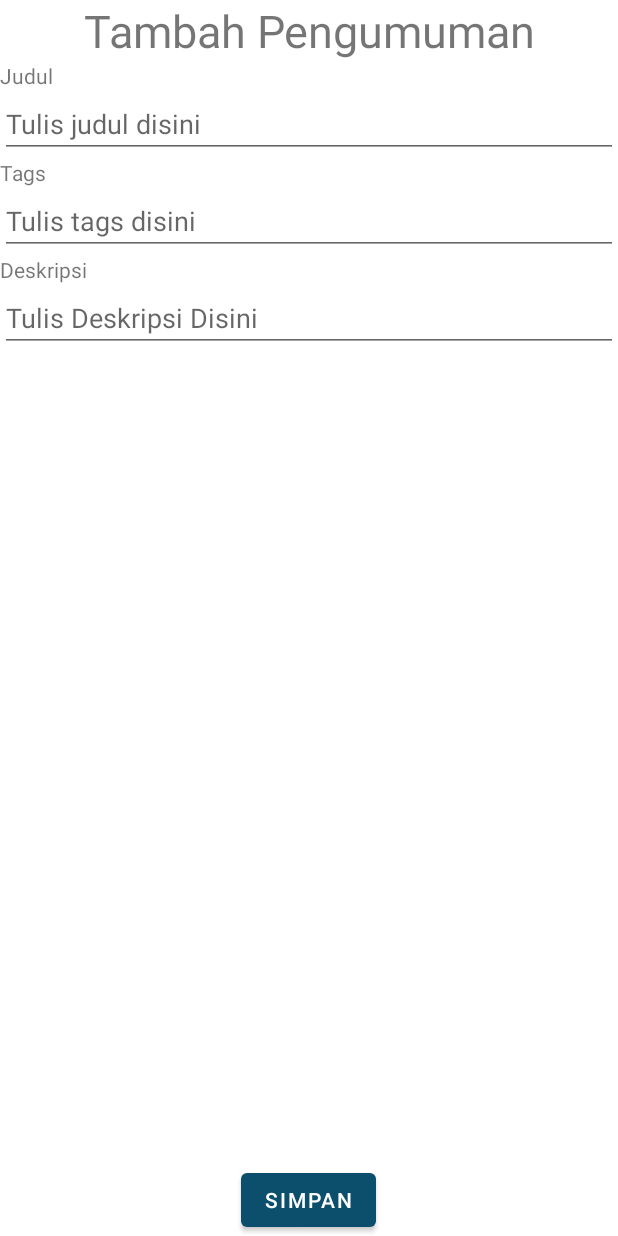
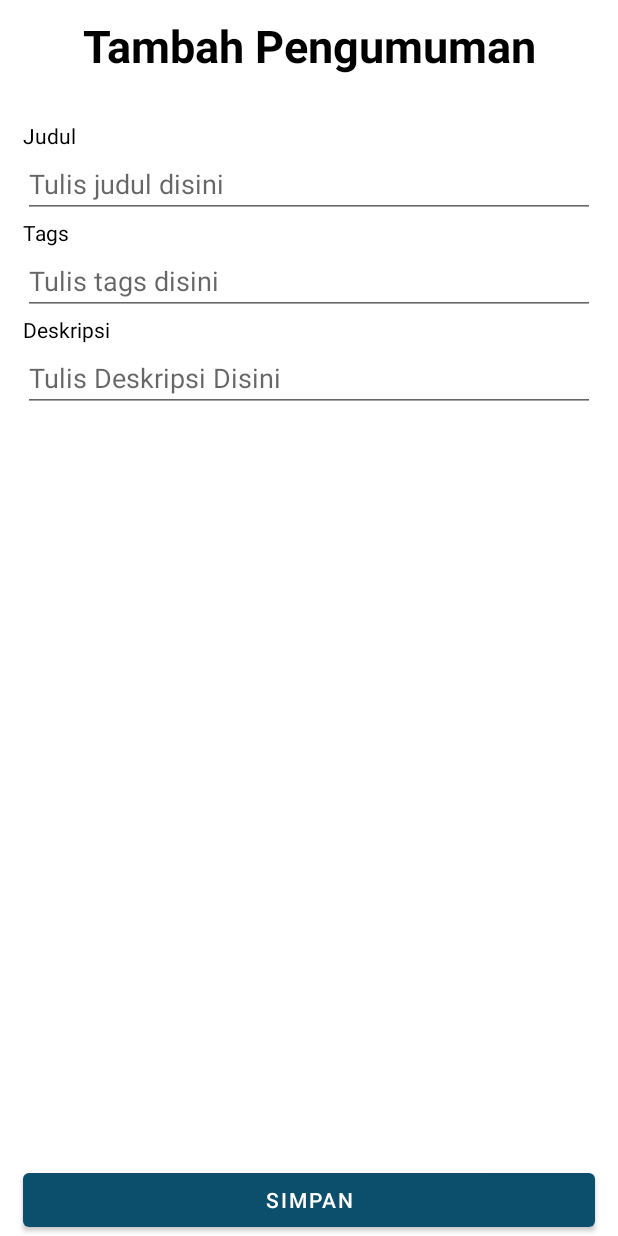
Before and after one commit to erwindrsno/IF-Portal, an Android app: the fragment BuatPengumumanFragment placed in its activity, on a phone screen of 412 x 824 dp. Run offline under Robolectric (Android 15) with nearby library versions, the phone set to English and light mode, and no system bars; our stand-ins replace Volley.

Commit message:
Text color dkk

```diff
--- a/TuBes02/app/src/main/java/FiturAdmin/HomeAdminFragment.java
+++ b/TuBes02/app/src/main/java/FiturAdmin/HomeAdminFragment.java
@@ -34,6 +34,10 @@
     }
 
     private void onclick(View view) {
-
+        if(view.getId() == this.binding.btnAddUser.getId()){
+            Bundle result = new Bundle();
+            result.putString("page","add_user");
+            this.getParentFragmentManager().setFragmentResult("changePage",result);
+        }
     }
 }
--- a/TuBes02/app/src/main/res/layout/fragment_buat_pengumuman.xml
+++ b/TuBes02/app/src/main/res/layout/fragment_buat_pengumuman.xml
@@ -6,26 +6,37 @@
     android:orientation="vertical">
     <LinearLayout
         android:layout_width="match_parent"
-        android:layout_height="wrap_content">
+        android:layout_height="wrap_content"
+        >
         <TextView
             android:layout_width="match_parent"
             android:layout_height="match_parent"
             android:text="Tambah Pengumuman"
             android:textAlignment="center"
-            android:textSize="30dp"
+            android:textSize="30sp"
+            android:layout_marginTop="10dp"
+            android:textColor="@color/normal_text"
+            android:textStyle="bold"
             />
     </LinearLayout>
     <LinearLayout
         android:layout_width="match_parent"
-        android:layout_height="wrap_content">
+        android:layout_height="wrap_content"
+        android:layout_marginTop="30dp"
+        android:layout_marginLeft="15dp"
+        android:layout_marginRight="15dp"
+        >
         <TextView
             android:layout_width="match_parent"
             android:layout_height="match_parent"
-            android:text="Judul"/>
+            android:text="Judul"
+            android:textColor="@color/normal_text"/>
     </LinearLayout>
     <LinearLayout
         android:layout_width="match_parent"
-        android:layout_height="wrap_content">
+        android:layout_height="wrap_content"
+        android:layout_marginLeft="15dp"
+        android:layout_marginRight="15dp">
 
         <EditText
             android:layout_width="match_parent"
@@ -35,15 +46,20 @@
     </LinearLayout>
     <LinearLayout
         android:layout_width="match_parent"
-        android:layout_height="wrap_content">
+        android:layout_height="wrap_content"
+        android:layout_marginLeft="15dp"
+        android:layout_marginRight="15dp">
         <TextView
             android:layout_width="match_parent"
             android:layout_height="match_parent"
+            android:textColor="@color/normal_text"
             android:text="Tags"/>
     </LinearLayout>
     <LinearLayout
         android:layout_width="match_parent"
-        android:layout_height="wrap_content">
+        android:layout_height="wrap_content"
+        android:layout_marginLeft="15dp"
+        android:layout_marginRight="15dp">
 
         <EditText
             android:layout_width="match_parent"
@@ -53,15 +69,20 @@
     </LinearLayout>
     <LinearLayout
         android:layout_width="match_parent"
-        android:layout_height="wrap_content">
+        android:layout_height="wrap_content"
+        android:layout_marginLeft="15dp"
+        android:layout_marginRight="15dp">
         <TextView
             android:layout_width="match_parent"
             android:layout_height="match_parent"
-            android:text="Deskripsi"/>
+            android:text="Deskripsi"
+            android:textColor="@color/normal_text"/>
     </LinearLayout>
     <LinearLayout
         android:layout_width="match_parent"
-        android:layout_height="wrap_content">
+        android:layout_height="wrap_content"
+        android:layout_marginLeft="15dp"
+        android:layout_marginRight="15dp">
 
         <EditText
             android:layout_width="match_parent"
@@ -69,17 +90,22 @@
             android:hint="Tulis Deskripsi Disini"
             />
     </LinearLayout>
-    <RelativeLayout
+    <LinearLayout
         android:layout_width="match_parent"
-        android:layout_height="match_parent"
+        android:layout_height="0dip"
+        android:layout_weight="1"
+        android:gravity="center|bottom"
         >
         <Button
             android:layout_width="wrap_content"
             android:layout_height="wrap_content"
             android:text="Simpan"
+            android:layout_weight="1"
             android:layout_centerHorizontal="true"
-            android:layout_alignParentBottom="true"/>
+            android:layout_alignParentBottom="true"
+            android:layout_marginLeft="15dp"
+            android:layout_marginRight="15dp"/>
 
-    </RelativeLayout>
+    </LinearLayout>
 
 </LinearLayout>
--- a/TuBes02/app/src/main/res/layout/fragment_drawer.xml
+++ b/TuBes02/app/src/main/res/layout/fragment_drawer.xml
@@ -8,7 +8,8 @@
     <ListView
         android:id="@+id/lv_menu"
         android:layout_width="match_parent"
-        android:layout_height="match_parent">
+        android:layout_height="match_parent"
+        >
 
     </ListView>
 
--- a/TuBes02/app/src/main/res/layout/fragment_home.xml
+++ b/TuBes02/app/src/main/res/layout/fragment_home.xml
@@ -11,7 +11,10 @@
         android:layout_height="wrap_content"
         android:text="@string/tv_home"
         android:textSize="50sp"
-        android:layout_centerHorizontal="true">
+        android:layout_centerHorizontal="true"
+        android:layout_marginTop="30dp"
+        android:textColor="@color/normal_text"
+        android:textStyle="bold">
 
     </TextView>
 
--- a/TuBes02/app/src/main/res/layout/fragment_sign_out_dialog.xml
+++ b/TuBes02/app/src/main/res/layout/fragment_sign_out_dialog.xml
@@ -14,7 +14,8 @@
             android:layout_height="wrap_content"
             android:textSize="15sp"
             android:layout_marginStart="22dp"
-            android:text="@string/sign_out">
+            android:text="@string/sign_out"
+            android:textColor="@color/normal_text">
 
         </TextView>
 
--- a/TuBes02/app/src/main/res/values/colors.xml
+++ b/TuBes02/app/src/main/res/values/colors.xml
@@ -12,4 +12,5 @@
     <color name="grey">#808080</color>
     <color name="prussian_blue">#003249</color>
     <color name="blue_sapphire">#0B4F6C</color>
+    <color name="normal_text">#000000</color>
 </resources>
--- a/TuBes02/app/src/main/res/values/strings.xml
+++ b/TuBes02/app/src/main/res/values/strings.xml
@@ -38,4 +38,5 @@
     <string name="sign_out">Apakah anda ingin keluar dari akun ini?</string>
     <string name="btn_iya">Iya</string>
     <string name="btn_tidak">Tidak</string>
+    <string name="judul_add_user">Add User</string>
 </resources>
```
Also changed, not shown: TuBes02/app/src/main/java/home/HomeActivity.java (+10 -2 lines), TuBes02/app/src/main/res/layout/activity_login.xml (+6 -2 lines), TuBes02/app/src/main/res/layout/fragment_add_user.xml (+22 -6 lines), TuBes02/app/src/main/res/layout/fragment_pengumuman.xml (+7 -3 lines).
